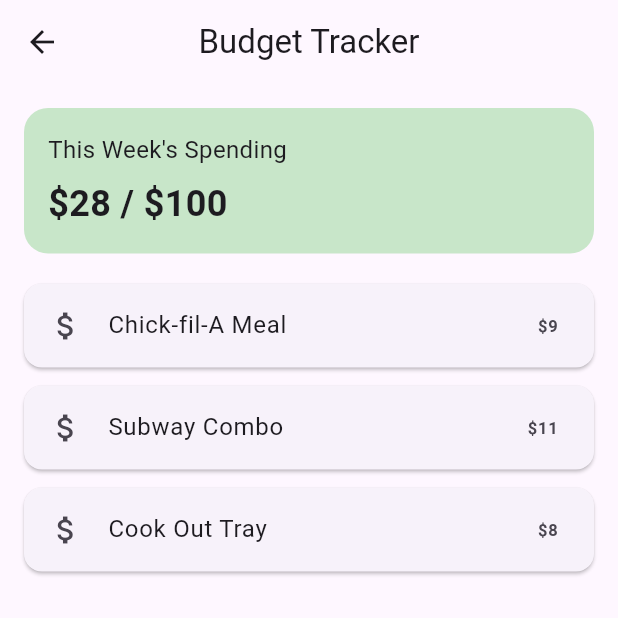
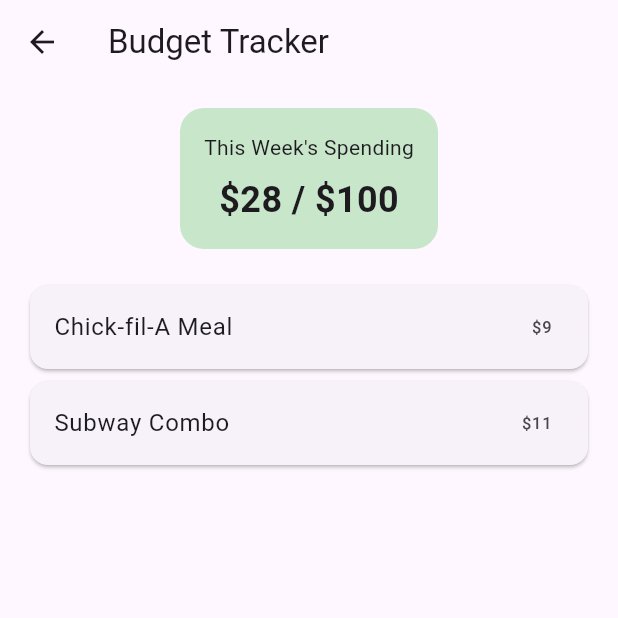
Before and after one commit to vicvu20/CampusBites, a Flutter app: the screen it shows after launch, after a tap on "Budget", on a phone screen of 412 x 824 dp, the top half of it. Run offline on Flutter 3.47's test engine with Material 3 defaults, Android fonts, the phone set to English and light mode, and no system bars.

Commit message:
Add restaurant details screen with navigation from food list

```diff
--- a/lib/main.dart
+++ b/lib/main.dart
@@ -62,15 +62,10 @@ class _SplashScreenState extends State<SplashScreen> {
         child: const Column(
           mainAxisAlignment: MainAxisAlignment.center,
           children: [
-            Icon(
-              Icons.restaurant_menu,
-              size: 90,
-              color: Colors.white,
-            ),
+            Icon(Icons.restaurant_menu, size: 90, color: Colors.white),
             SizedBox(height: 20),
             Text(
               'CampusBites',
-              textAlign: TextAlign.center,
               style: TextStyle(
                 fontSize: 32,
                 fontWeight: FontWeight.bold,
@@ -80,16 +75,10 @@ class _SplashScreenState extends State<SplashScreen> {
             SizedBox(height: 10),
             Text(
               'Smart Food & Budget Tracker',
-              textAlign: TextAlign.center,
-              style: TextStyle(
-                fontSize: 18,
-                color: Colors.white70,
-              ),
+              style: TextStyle(fontSize: 18, color: Colors.white70),
             ),
             SizedBox(height: 30),
-            CircularProgressIndicator(
-              color: Colors.white,
-            ),
+            CircularProgressIndicator(color: Colors.white),
           ],
         ),
       ),
@@ -105,10 +94,7 @@ class HomeDashboardScreen extends StatelessWidget {
   @override
   Widget build(BuildContext context) {
     return Scaffold(
-      appBar: AppBar(
-        title: const Text('CampusBites'),
-        centerTitle: true,
-      ),
+      appBar: AppBar(title: const Text('CampusBites'), centerTitle: true),
       body: Padding(
         padding: const EdgeInsets.all(16),
         child: Column(
@@ -122,64 +108,41 @@ class HomeDashboardScreen extends StatelessWidget {
                 color: Colors.green.shade100,
                 borderRadius: BorderRadius.circular(16),
               ),
-              child: Column(
+              child: const Column(
                 crossAxisAlignment: CrossAxisAlignment.start,
-                children: const [
-                  Text(
-                    "Weekly Budget",
-                    style: TextStyle(fontSize: 16),
-                  ),
+                children: [
+                  Text("Weekly Budget"),
                   SizedBox(height: 8),
-                  Text(
-                    "\$45 / \$100",
-                    style: TextStyle(
-                      fontSize: 24,
-                      fontWeight: FontWeight.bold,
-                    ),
-                  ),
+                  Text("\$45 / \$100",
+                      style:
+                          TextStyle(fontSize: 24, fontWeight: FontWeight.bold)),
                 ],
               ),
             ),
 
             const SizedBox(height: 20),
 
-            const Text(
-              "Quick Actions",
-              style: TextStyle(fontSize: 18, fontWeight: FontWeight.bold),
-            ),
+            const Text("Quick Actions",
+                style: TextStyle(fontSize: 18, fontWeight: FontWeight.bold)),
 
             const SizedBox(height: 10),
 
             Row(
               mainAxisAlignment: MainAxisAlignment.spaceBetween,
               children: [
-                _buildActionButton(
-                  context: context,
-                  icon: Icons.restaurant,
-                  label: "Food",
-                  destination: const FoodListScreen(),
-                ),
-                _buildActionButton(
-                  context: context,
-                  icon: Icons.favorite,
-                  label: "Favorites",
-                  destination: const FavoritesScreen(),
-                ),
-                _buildActionButton(
-                  context: context,
-                  icon: Icons.attach_money,
-                  label: "Budget",
-                  destination: const BudgetTrackerScreen(),
-                ),
+                _buildActionButton(context, Icons.restaurant, "Food",
+                    const FoodListScreen()),
+                _buildActionButton(context, Icons.favorite, "Favorites",
+                    const FavoritesScreen()),
+                _buildActionButton(context, Icons.attach_money, "Budget",
+                    const BudgetTrackerScreen()),
               ],
             ),
 
             const SizedBox(height: 30),
 
-            const Text(
-              "Recommended for You",
-              style: TextStyle(fontSize: 18, fontWeight: FontWeight.bold),
-            ),
+            const Text("Recommended for You",
+                style: TextStyle(fontSize: 18, fontWeight: FontWeight.bold)),
 
             const SizedBox(height: 10),
 
@@ -193,13 +156,9 @@ class HomeDashboardScreen extends StatelessWidget {
               child: const Column(
                 crossAxisAlignment: CrossAxisAlignment.start,
                 children: [
-                  Text(
-                    "Chick-fil-A",
-                    style: TextStyle(
-                      fontSize: 18,
-                      fontWeight: FontWeight.bold,
-                    ),
-                  ),
+                  Text("Chick-fil-A",
+                      style:
+                          TextStyle(fontSize: 18, fontWeight: FontWeight.bold)),
                   SizedBox(height: 5),
                   Text("\$ - Fast Food"),
                   SizedBox(height: 5),
@@ -213,27 +172,20 @@ class HomeDashboardScreen extends StatelessWidget {
     );
   }
 
-  Widget _buildActionButton({
-    required BuildContext context,
-    required IconData icon,
-    required String label,
-    required Widget destination,
-  }) {
+  Widget _buildActionButton(
+      BuildContext context, IconData icon, String label, Widget screen) {
     return GestureDetector(
       onTap: () {
         Navigator.push(
-          context,
-          MaterialPageRoute(builder: (context) => destination),
-        );
+            context, MaterialPageRoute(builder: (_) => screen));
       },
       child: Column(
         children: [
           Container(
             padding: const EdgeInsets.all(16),
             decoration: BoxDecoration(
-              color: Colors.green,
-              borderRadius: BorderRadius.circular(16),
-            ),
+                color: Colors.green,
+                borderRadius: BorderRadius.circular(16)),
             child: Icon(icon, color: Colors.white),
           ),
           const SizedBox(height: 5),
@@ -244,37 +196,43 @@ class HomeDashboardScreen extends StatelessWidget {
   }
 }
 
-// ================= FOOD LIST SCREEN =================
+// ================= FOOD LIST =================
 
 class FoodListScreen extends StatelessWidget {
   const FoodListScreen({super.key});
 
   @override
   Widget build(BuildContext context) {
-    final List<Map<String, String>> restaurants = [
+    final restaurants = [
       {"name": "Chick-fil-A", "type": "Fast Food", "price": "\$"},
       {"name": "Panda Express", "type": "Chinese", "price": "\$\$"},
       {"name": "Subway", "type": "Sandwiches", "price": "\$"},
-      {"name": "Cook Out", "type": "Burgers", "price": "\$"},
     ];
 
     return Scaffold(
-      appBar: AppBar(
-        title: const Text('Food List'),
-        centerTitle: true,
-      ),
+      appBar: AppBar(title: const Text('Food List')),
       body: ListView.builder(
         padding: const EdgeInsets.all(16),
         itemCount: restaurants.length,
         itemBuilder: (context, index) {
-          final restaurant = restaurants[index];
+          final r = restaurants[index];
           return Card(
-            margin: const EdgeInsets.only(bottom: 12),
             child: ListTile(
-              leading: const Icon(Icons.restaurant),
-              title: Text(restaurant["name"]!),
-              subtitle: Text('${restaurant["type"]} • ${restaurant["price"]}'),
-              trailing: const Icon(Icons.arrow_forward_ios, size: 16),
+              title: Text(r["name"]!),
+              subtitle: Text("${r["type"]} • ${r["price"]}"),
+              trailing: const Icon(Icons.arrow_forward),
+              onTap: () {
+                Navigator.push(
+                  context,
+                  MaterialPageRoute(
+                    builder: (_) => RestaurantDetailsScreen(
+                      name: r["name"]!,
+                      type: r["type"]!,
+                      price: r["price"]!,
+                    ),
+                  ),
+                );
+              },
             ),
           );
         },
@@ -283,32 +241,111 @@ class FoodListScreen extends StatelessWidget {
   }
 }
 
-// ================= FAVORITES SCREEN =================
+// ================= RESTAURANT DETAILS =================
+
+class RestaurantDetailsScreen extends StatelessWidget {
+  final String name;
+  final String type;
+  final String price;
+
+  const RestaurantDetailsScreen({
+    super.key,
+    required this.name,
+    required this.type,
+    required this.price,
+  });
+
+  @override
+  Widget build(BuildContext context) {
+    return Scaffold(
+      appBar: AppBar(
+        title: Text(name),
+      ),
+      body: Padding(
+        padding: const EdgeInsets.all(16),
+        child: Column(
+          crossAxisAlignment: CrossAxisAlignment.start,
+          children: [
+            Text(name,
+                style:
+                    const TextStyle(fontSize: 24, fontWeight: FontWeight.bold)),
+            const SizedBox(height: 10),
+            Text("$type • $price"),
+            const SizedBox(height: 20),
+
+            ElevatedButton.icon(
+              onPressed: () {},
+              icon: const Icon(Icons.favorite_border),
+              label: const Text("Add to Favorites"),
+            ),
+
+            const SizedBox(height: 10),
+
+            ElevatedButton.icon(
+              onPressed: () {
+                Navigator.push(
+                  context,
+                  MaterialPageRoute(
+                      builder: (_) => const AddReviewScreen()),
+                );
+              },
+              icon: const Icon(Icons.rate_review),
+              label: const Text("Add Review"),
+            ),
+          ],
+        ),
+      ),
+    );
+  }
+}
+
+// ================= ADD REVIEW =================
+
+class AddReviewScreen extends StatelessWidget {
+  const AddReviewScreen({super.key});
+
+  @override
+  Widget build(BuildContext context) {
+    return Scaffold(
+      appBar: AppBar(title: const Text("Add Review")),
+      body: Padding(
+        padding: const EdgeInsets.all(16),
+        child: Column(
+          children: const [
+            TextField(
+              decoration: InputDecoration(labelText: "Your Review"),
+            ),
+            SizedBox(height: 20),
+            ElevatedButton(
+              onPressed: null,
+              child: Text("Submit (Coming Soon)"),
+            )
+          ],
+        ),
+      ),
+    );
+  }
+}
+
+// ================= FAVORITES =================
 
 class FavoritesScreen extends StatelessWidget {
   const FavoritesScreen({super.key});
 
   @override
   Widget build(BuildContext context) {
-    final List<String> favorites = [
-      "Chick-fil-A",
-      "Cook Out",
-    ];
+    final favorites = ["Chick-fil-A", "Cook Out"];
 
     return Scaffold(
-      appBar: AppBar(
-        title: const Text('Favorites'),
-        centerTitle: true,
-      ),
+      appBar: AppBar(title: const Text('Favorites')),
       body: ListView.builder(
         padding: const EdgeInsets.all(16),
         itemCount: favorites.length,
-        itemBuilder: (context, index) {
+        itemBuilder: (_, i) {
           return Card(
-            margin: const EdgeInsets.only(bottom: 12),
             child: ListTile(
               leading: const Icon(Icons.favorite, color: Colors.red),
-              title: Text(favorites[index]),
+              title: Text(favorites[i]),
             ),
           );
         },
@@ -317,50 +354,37 @@ class FavoritesScreen extends StatelessWidget {
   }
 }
 
-// ================= BUDGET TRACKER SCREEN =================
+// ================= BUDGET =================
 
 class BudgetTrackerScreen extends StatelessWidget {
   const BudgetTrackerScreen({super.key});
 
   @override
   Widget build(BuildContext context) {
-    final List<Map<String, String>> expenses = [
+    final expenses = [
       {"item": "Chick-fil-A Meal", "cost": "\$9"},
       {"item": "Subway Combo", "cost": "\$11"},
-      {"item": "Cook Out Tray", "cost": "\$8"},
     ];
 
     return Scaffold(
-      appBar: AppBar(
-        title: const Text('Budget Tracker'),
-        centerTitle: true,
-      ),
+      appBar: AppBar(title: const Text('Budget Tracker')),
       body: Padding(
         padding: const EdgeInsets.all(16),
         child: Column(
           children: [
             Container(
-              width: double.infinity,
               padding: const EdgeInsets.all(16),
               decoration: BoxDecoration(
                 color: Colors.green.shade100,
                 borderRadius: BorderRadius.circular(16),
               ),
               child: const Column(
-                crossAxisAlignment: CrossAxisAlignment.start,
                 children: [
-                  Text(
-                    "This Week's Spending",
-                    style: TextStyle(fontSize: 16),
-                  ),
+                  Text("This Week's Spending"),
                   SizedBox(height: 8),
-                  Text(
-                    "\$28 / \$100",
-                    style: TextStyle(
-                      fontSize: 24,
-                      fontWeight: FontWeight.bold,
-                    ),
-                  ),
+                  Text("\$28 / \$100",
+                      style:
+                          TextStyle(fontSize: 24, fontWeight: FontWeight.bold)),
                 ],
               ),
             ),
@@ -368,22 +392,17 @@ class BudgetTrackerScreen extends StatelessWidget {
             Expanded(
               child: ListView.builder(
                 itemCount: expenses.length,
-                itemBuilder: (context, index) {
-                  final expense = expenses[index];
+                itemBuilder: (_, i) {
+                  final e = expenses[i];
                   return Card(
-                    margin: const EdgeInsets.only(bottom: 12),
                     child: ListTile(
-                      leading: const Icon(Icons.attach_money),
-                      title: Text(expense["item"]!),
-                      trailing: Text(
-                        expense["cost"]!,
-                        style: const TextStyle(fontWeight: FontWeight.bold),
-                      ),
+                      title: Text(e["item"]!),
+                      trailing: Text(e["cost"]!),
                     ),
                   );
                 },
               ),
-            ),
+            )
           ],
         ),
       ),
```
